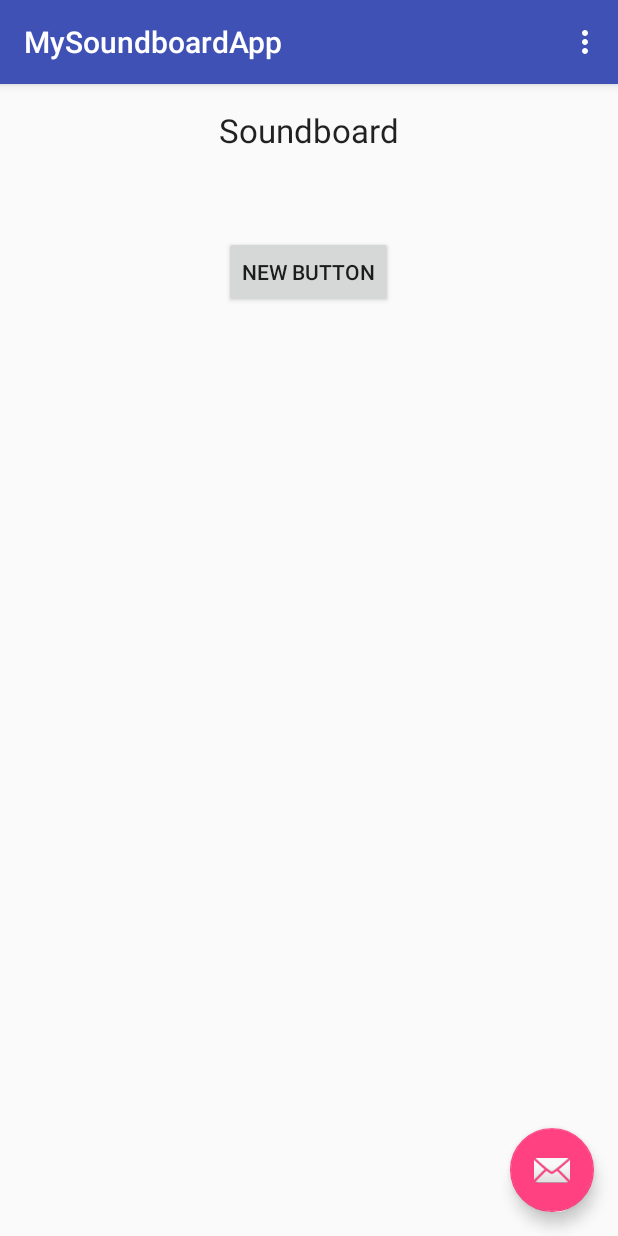
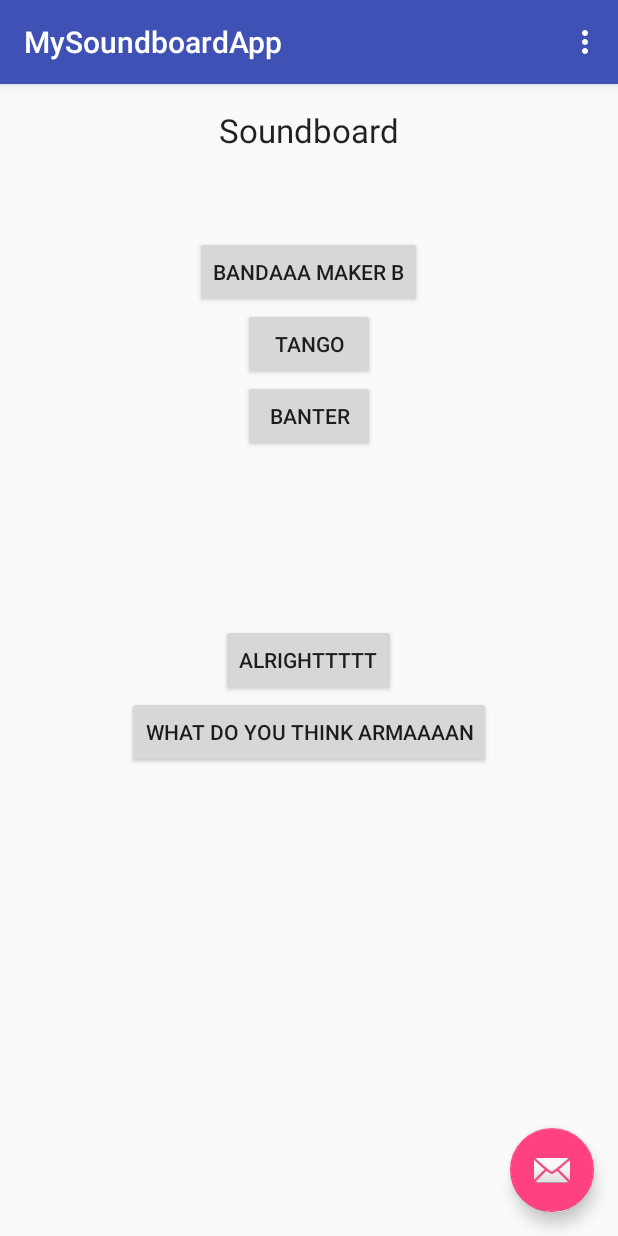
Before and after one commit to vinayb18/MySoundboardApp, an Android app: the screen it shows after launch (MainActivity), on a phone screen of 412 x 824 dp. Run offline under Robolectric (Android 15) with nearby library versions, the phone set to English and light mode, and no system bars.

Commit message:
With all sounds; complete.

```diff
--- a/app/src/main/java/com/example/student/mysoundboardapp/MainActivity.java
+++ b/app/src/main/java/com/example/student/mysoundboardapp/MainActivity.java
@@ -27,7 +27,59 @@ public class MainActivity extends AppCompatActivity {
         firstSound.setOnClickListener(new View.OnClickListener() {
             @Override
             public void onClick(View v) {
-           mpvoice006.start();
+                mpvoice006.start();
+            }
+        });
+
+        //set up the button sound
+
+        final MediaPlayer mpvoice001 = MediaPlayer.create(this, R.raw.voice_001);
+
+        Button secondSound = (Button) findViewById(R.id.secondSound);
+
+        secondSound.setOnClickListener(new View.OnClickListener() {
+            @Override
+            public void onClick(View v) {
+                mpvoice001.start();
+            }
+        });
+
+        //set up the button sound
+
+        final MediaPlayer mpvoice002 = MediaPlayer.create(this, R.raw.voice_002);
+
+        Button thirdSound = (Button) findViewById(R.id.thirdSound);
+
+        thirdSound.setOnClickListener(new View.OnClickListener() {
+            @Override
+            public void onClick(View v) {
+                mpvoice002.start();
+            }
+        });
+
+          //set up the button sound
+
+        final MediaPlayer mpvoice003 = MediaPlayer.create(this, R.raw.voice_003);
+
+        Button fourthSound = (Button) findViewById(R.id.fourthSound);
+
+        fourthSound.setOnClickListener(new View.OnClickListener() {
+            @Override
+            public void onClick(View v) {
+                mpvoice003.start();
+            }
+        });
+
+        //set up the button sound
+
+        final MediaPlayer mpvoice004 = MediaPlayer.create(this, R.raw.voice_004);
+
+        Button fifthSound = (Button) findViewById(R.id.fifthSound);
+
+        fifthSound.setOnClickListener(new View.OnClickListener() {
+            @Override
+            public void onClick(View v) {
+                mpvoice004.start();
             }
         });
         Toolbar toolbar = (Toolbar) findViewById(R.id.toolbar);
--- a/app/src/main/res/layout/content_main.xml
+++ b/app/src/main/res/layout/content_main.xml
@@ -15,7 +15,7 @@
     <Button
         android:layout_width="wrap_content"
         android:layout_height="wrap_content"
-        android:text="New Button"
+        android:text="@string/bandamaker"
         android:id="@+id/firstSound"
         android:layout_centerHorizontal="true"
         android:layout_marginTop="85dp" />
@@ -28,4 +28,36 @@
         android:id="@+id/textView"
         android:layout_alignParentTop="true"
         android:layout_centerHorizontal="true" />
+
+    <Button
+        android:layout_width="wrap_content"
+        android:layout_height="wrap_content"
+        android:text="@string/tango"
+        android:id="@+id/secondSound"
+        android:layout_below="@+id/firstSound"
+        android:layout_centerHorizontal="true" />
+
+    <Button
+        android:layout_width="wrap_content"
+        android:layout_height="wrap_content"
+        android:text="@string/banter"
+        android:id="@+id/thirdSound"
+        android:layout_below="@+id/secondSound"
+        android:layout_centerHorizontal="true" />
+
+    <Button
+        android:layout_width="wrap_content"
+        android:layout_height="wrap_content"
+        android:text="@string/alrighttt"
+        android:id="@+id/fourthSound"
+        android:layout_centerVertical="true"
+        android:layout_centerHorizontal="true" />
+
+    <Button
+        android:layout_width="wrap_content"
+        android:layout_height="wrap_content"
+        android:text="@string/whatdoyouthinkarmaaan"
+        android:id="@+id/fifthSound"
+        android:layout_below="@+id/fourthSound"
+        android:layout_centerHorizontal="true" />
 </RelativeLayout>
--- a/app/src/main/res/values/strings.xml
+++ b/app/src/main/res/values/strings.xml
@@ -2,4 +2,9 @@
     <string name="app_name">MySoundboardApp</string>
     <string name="action_settings">Settings</string>
     <string name="soundboard">Soundboard</string>
+    <string name="bandamaker">Bandaaa maker b</string>
+    <string name="tango">Tango</string>
+    <string name="banter">Banter</string>
+    <string name="alrighttt">Alrighttttt</string>
+    <string name="whatdoyouthinkarmaaan">What do you think armaaaan</string>
 </resources>
```
Also changed, not shown: 4 other files.
